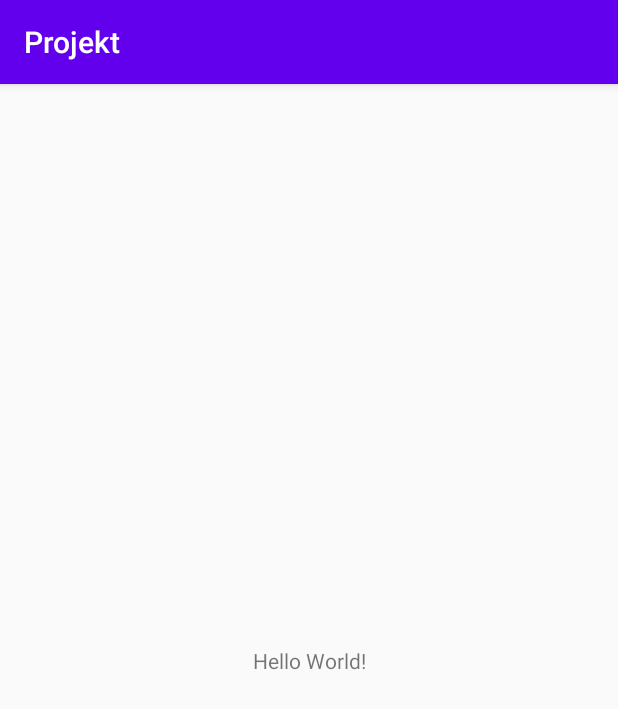
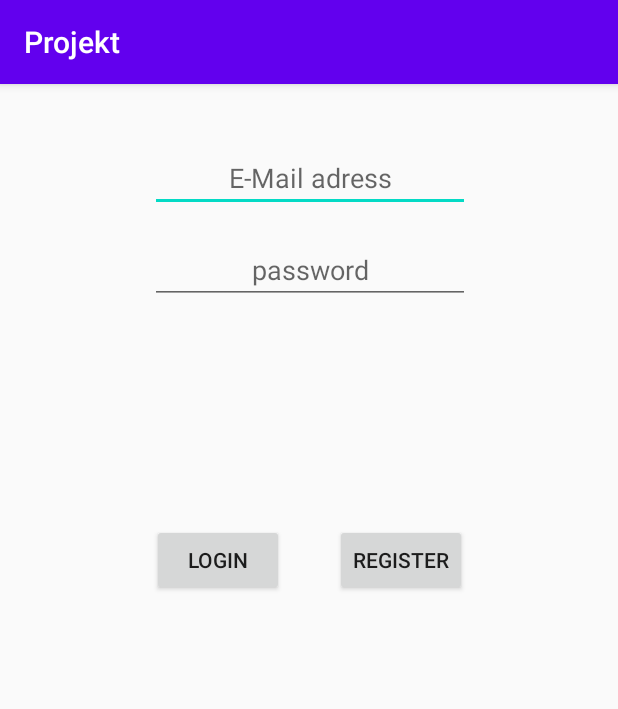
Before and after one commit to J3nsRicht3r/ProjektAndroid, an Android app: the screen it shows after launch (LoginActivity), on a phone screen of 412 x 824 dp. Shown: the top 709 px of the screen. Run offline under Robolectric (Android 15) with nearby library versions, the phone set to English and light mode, and no system bars; our stand-ins replace Firebase (no records; nobody signed in at launch, a user with empty details on screens opened directly); 1 statement that could not run was skipped.

Commit message:
intecration Firebase, login view

```diff
--- a/app/build.gradle
+++ b/app/build.gradle
@@ -1,6 +1,7 @@
 apply plugin: 'com.android.application'
 apply plugin: 'kotlin-android'
 apply plugin: 'kotlin-android-extensions'
+apply plugin: 'com.google.gms.google-services'
 
 android {
     compileSdkVersion 29
@@ -30,6 +31,8 @@ dependencies {
     implementation 'androidx.core:core-ktx:1.3.1'
     implementation 'androidx.appcompat:appcompat:1.2.0'
     implementation 'androidx.constraintlayout:constraintlayout:2.0.1'
+    implementation 'com.google.firebase:firebase-auth:19.3.2'
+    implementation 'com.google.firebase:firebase-auth-ktx:19.3.2'
     testImplementation 'junit:junit:4.13'
     androidTestImplementation 'androidx.test.ext:junit:1.1.2'
     androidTestImplementation 'androidx.test.espresso:espresso-core:3.3.0'
--- a/app/src/main/java/de/richter/projekt/LoginActivity.kt
+++ b/app/src/main/java/de/richter/projekt/LoginActivity.kt
@@ -2,10 +2,21 @@ package de.richter.projekt
 
 import android.os.Bundle
 import androidx.appcompat.app.AppCompatActivity
+import com.google.firebase.auth.FirebaseAuth
+import com.google.firebase.auth.FirebaseUser
+import com.google.firebase.auth.ktx.auth
+import com.google.firebase.ktx.Firebase
 
 class LoginActivity : AppCompatActivity() {
+    private lateinit var auth: FirebaseAuth
+    lateinit var currentUser: FirebaseUser
+
     override fun onCreate(savedInstanceState: Bundle?) {
         super.onCreate(savedInstanceState)
         setContentView(R.layout.activity_login)
+        // Initialize Firebase Auth
+        auth = Firebase.auth
+        currentUser = auth.currentUser!!
     }
+
 }
--- a/app/src/main/res/layout/activity_login.xml
+++ b/app/src/main/res/layout/activity_login.xml
@@ -6,13 +6,69 @@
     android:layout_height="match_parent"
     tools:context=".LoginActivity">
 
-    <TextView
+    <EditText
+        android:id="@+id/et_mail_address"
         android:layout_width="wrap_content"
         android:layout_height="wrap_content"
-        android:text="Hello World!"
+        android:layout_marginTop="24dp"
+        android:ems="10"
+        android:hint="@string/e_mail_adress"
+        android:importantForAutofill="no"
+        android:inputType="textEmailAddress"
+        android:textAlignment="center"
+        app:layout_constraintEnd_toEndOf="parent"
+        app:layout_constraintHorizontal_bias="0.502"
+        app:layout_constraintStart_toStartOf="parent"
+        app:layout_constraintTop_toBottomOf="@+id/imageView" />
+
+    <EditText
+        android:id="@+id/et_password"
+        android:layout_width="wrap_content"
+        android:layout_height="wrap_content"
+        android:layout_marginTop="16dp"
+        android:ems="10"
+        android:hint="@string/password"
+        android:importantForAutofill="no"
+        android:inputType="textPassword"
+        android:textAlignment="center"
+        app:layout_constraintEnd_toEndOf="parent"
+        app:layout_constraintHorizontal_bias="0.502"
+        app:layout_constraintStart_toStartOf="parent"
+        app:layout_constraintTop_toBottomOf="@+id/et_mail_address" />
+
+    <Button
+        android:id="@+id/bt_login"
+        android:layout_width="wrap_content"
+        android:layout_height="wrap_content"
+        android:text="@string/login"
         app:layout_constraintBottom_toBottomOf="parent"
-        app:layout_constraintLeft_toLeftOf="parent"
-        app:layout_constraintRight_toRightOf="parent"
-        app:layout_constraintTop_toTopOf="parent" />
+        app:layout_constraintEnd_toEndOf="parent"
+        app:layout_constraintHorizontal_bias="0.312"
+        app:layout_constraintStart_toStartOf="parent"
+        app:layout_constraintTop_toBottomOf="@+id/et_password"
+        app:layout_constraintVertical_bias="0.256" />
+
+    <Button
+        android:id="@+id/bt_register"
+        android:layout_width="wrap_content"
+        android:layout_height="wrap_content"
+        android:text="@string/register"
+        app:layout_constraintBottom_toBottomOf="parent"
+        app:layout_constraintEnd_toEndOf="parent"
+        app:layout_constraintHorizontal_bias="0.69"
+        app:layout_constraintStart_toStartOf="parent"
+        app:layout_constraintTop_toBottomOf="@+id/et_password"
+        app:layout_constraintVertical_bias="0.256" />
+
+    <ImageView
+        android:id="@+id/imageView"
+        android:layout_width="wrap_content"
+        android:layout_height="wrap_content"
+        android:layout_marginTop="16dp"
+        android:contentDescription="@string/user_image"
+        app:layout_constraintEnd_toEndOf="parent"
+        app:layout_constraintStart_toStartOf="parent"
+        app:layout_constraintTop_toTopOf="parent"
+        tools:src="@tools:sample/avatars" />
 
 </androidx.constraintlayout.widget.ConstraintLayout>
--- a/app/src/main/res/values/strings.xml
+++ b/app/src/main/res/values/strings.xml
@@ -1,3 +1,9 @@
 <resources>
     <string name="app_name">Projekt</string>
+    <string name="noch_nicht_angemeldet">noch nicht angemeldet</string>
+    <string name="login">Login</string>
+    <string name="password">password</string>
+    <string name="e_mail_adress">E-Mail adress</string>
+    <string name="register">register</string>
+    <string name="user_image">user image</string>
 </resources>
--- a/build.gradle
+++ b/build.gradle
@@ -8,6 +8,7 @@ buildscript {
     dependencies {
         classpath "com.android.tools.build:gradle:4.0.1"
         classpath "org.jetbrains.kotlin:kotlin-gradle-plugin:$kotlin_version"
+        classpath 'com.google.gms:google-services:4.3.3'
 
         // NOTE: Do not place your application dependencies here; they belong
         // in the individual module build.gradle files
```
